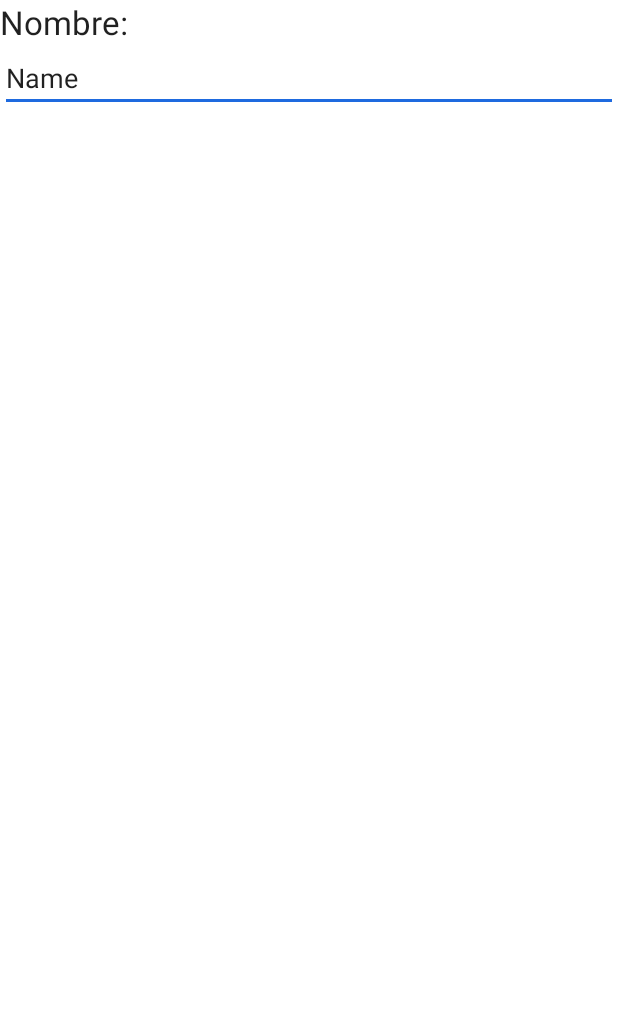
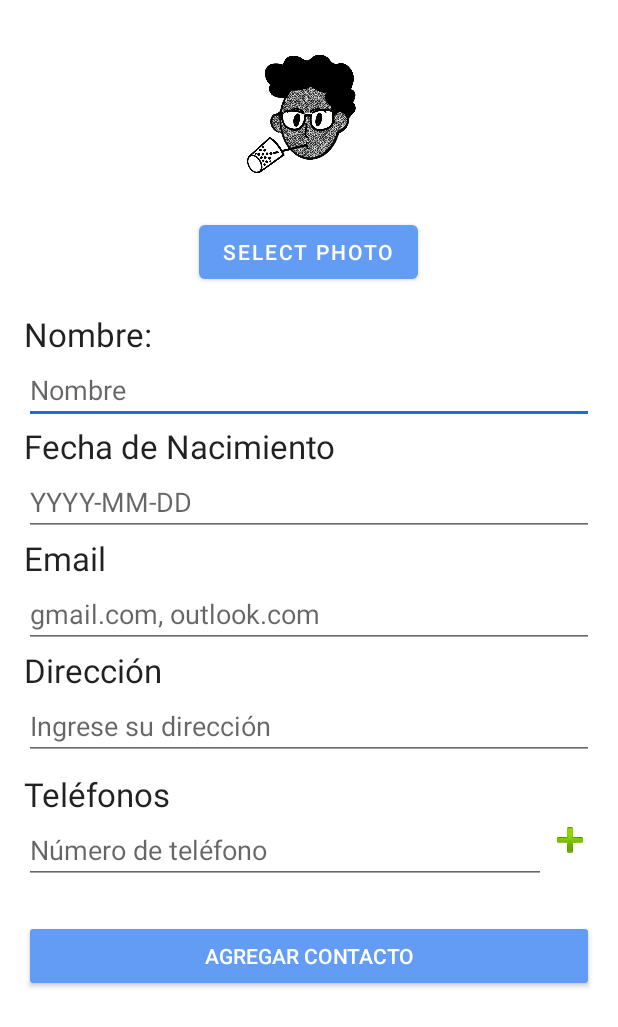
Before and after one commit to Rulas54/AgendaKotlin, an Android app: the fragment contacto_form shown on its own in the app's theme, on a phone screen of 412 x 824 dp. Shown: the top 1027 px of the screen. Run offline under Robolectric (Android 15) with nearby library versions, the phone set to English and light mode, and no system bars; pictures from the network do not load.

Commit message:
Contacto Add

```diff
--- a/app/src/main/java/udelp/edu/mx/agendakotlin/contacto_form.kt
+++ b/app/src/main/java/udelp/edu/mx/agendakotlin/contacto_form.kt
@@ -1,15 +1,36 @@
 package udelp.edu.mx.agendakotlin
 
 import android.os.Bundle
+import android.util.Log
 import androidx.fragment.app.Fragment
 import android.view.LayoutInflater
 import android.view.View
 import android.view.ViewGroup
+import android.widget.Button
+import android.widget.EditText
+import android.widget.ImageButton
+import android.widget.LinearLayout
+import android.widget.TextView
+import android.widget.Toast
+import retrofit2.Call
+import retrofit2.Callback
+import retrofit2.Response
+import udelp.edu.mx.agendakotlin.client.Clients
+import udelp.edu.mx.agendakotlin.databinding.FragmentContactoFormBinding
+import udelp.edu.mx.agendakotlin.databinding.FragmentTareasFormBinding
+import udelp.edu.mx.agendakotlin.model.Contacto
+import udelp.edu.mx.agendakotlin.model.Tarea
+import udelp.edu.mx.agendakotlin.service.ContactoService
+import udelp.edu.mx.agendakotlin.service.TareaService
+import java.text.SimpleDateFormat
+import java.util.Date
+import java.util.Locale
 
 // TODO: Rename parameter arguments, choose names that match
 // the fragment initialization parameters, e.g. ARG_ITEM_NUMBER
-private const val ARG_PARAM1 = "param1"
-private const val ARG_PARAM2 = "param2"
+
+
+
 
 /**
  * A simple [Fragment] subclass.
@@ -17,43 +38,131 @@ private const val ARG_PARAM2 = "param2"
  * create an instance of this fragment.
  */
 class contacto_form : Fragment() {
-    // TODO: Rename and change types of parameters
-    private var param1: String? = null
-    private var param2: String? = null
+    private lateinit var phoneNumbersContainer: LinearLayout
+    private lateinit var btnAddPhone: ImageButton
 
-    override fun onCreate(savedInstanceState: Bundle?) {
-        super.onCreate(savedInstanceState)
-        arguments?.let {
-            param1 = it.getString(ARG_PARAM1)
-            param2 = it.getString(ARG_PARAM2)
-        }
-    }
+    private var _binding: FragmentContactoFormBinding? = null
+    private val binding get() = _binding!!
 
     override fun onCreateView(
         inflater: LayoutInflater, container: ViewGroup?,
         savedInstanceState: Bundle?
     ): View? {
-        // Inflate the layout for this fragment
-        return inflater.inflate(R.layout.fragment_contacto_form, container, false)
+        _binding = FragmentContactoFormBinding.inflate(inflater, container, false)
+
+        // Inicializamos el contenedor de teléfonos y el botón utilizando binding
+        phoneNumbersContainer = binding.phoneNumbersContainer
+        btnAddPhone = binding.btnAddPhone
+
+        // Establecemos el listener para el botón "Agregar Teléfono"
+        btnAddPhone.setOnClickListener {
+            addPhoneField()
+        }
+
+        return binding.root
     }
 
-    companion object {
-        /**
-         * Use this factory method to create a new instance of
-         * this fragment using the provided parameters.
-         *
-         * @param param1 Parameter 1.
-         * @param param2 Parameter 2.
-         * @return A new instance of fragment contacto_form.
-         */
-        // TODO: Rename and change types and number of parameters
-        @JvmStatic
-        fun newInstance(param1: String, param2: String) =
-            contacto_form().apply {
-                arguments = Bundle().apply {
-                    putString(ARG_PARAM1, param1)
-                    putString(ARG_PARAM2, param2)
+
+    private fun addPhoneField() {
+        // Creamos un LinearLayout para contener tanto el campo de teléfono como el botón de eliminación
+        val phoneLayout = LinearLayout(context).apply {
+            orientation = LinearLayout.HORIZONTAL
+            layoutParams = LinearLayout.LayoutParams(
+                LinearLayout.LayoutParams.MATCH_PARENT,
+                LinearLayout.LayoutParams.WRAP_CONTENT
+            )
+        }
+
+        // Creamos un EditText para el teléfono
+        val editText = EditText(context).apply {
+            hint = "Número de teléfono"
+            layoutParams = LinearLayout.LayoutParams(
+                0,
+                LinearLayout.LayoutParams.WRAP_CONTENT,
+                1f  // Esto hará que el EditText ocupe el espacio disponible en el LinearLayout
+            ).apply {
+                setMargins(0, 8, 8, 8)  // Margen entre los campos
+            }
+            inputType = android.text.InputType.TYPE_CLASS_PHONE  // Tipo de campo para teléfono
+        }
+
+        // Creamos el botón de eliminación
+        val btnRemovePhone = ImageButton(context).apply {
+            setImageResource(android.R.drawable.ic_delete)  // Ícono de eliminación
+            contentDescription = "Eliminar teléfono"
+            layoutParams = LinearLayout.LayoutParams(
+                LinearLayout.LayoutParams.WRAP_CONTENT,
+                LinearLayout.LayoutParams.WRAP_CONTENT
+            ).apply {
+                setMargins(8, 8, 0, 8)  // Margen entre el campo de teléfono y el botón
+            }
+            setOnClickListener {
+                phoneNumbersContainer.removeView(phoneLayout)  // Eliminar el LinearLayout completo (campo + botón)
+            }
+        }
+
+        // Añadimos el EditText y el botón de eliminación al LinearLayout
+        phoneLayout.addView(editText)
+        phoneLayout.addView(btnRemovePhone)
+
+        // Añadimos el LinearLayout al contenedor de teléfonos
+        phoneNumbersContainer.addView(phoneLayout)
+    }
+
+
+    override fun onViewCreated(view: View, savedInstanceState: Bundle?) {
+        super.onViewCreated(view, savedInstanceState)
+
+
+        val date = SimpleDateFormat("yyyy-MM-dd", Locale.US).format(Date())
+        var contacto : Contacto = Contacto(null,"Rulas","2001-10-04","rulas@gmail.com","3318715804","fotos/rulas.jpg","Animas 16")
+        val api = Clients.instance(view.context).create(TareaService::class.java)
+
+
+
+        binding.btnAgregarContact.setOnClickListener {
+            val nombre : TextView = view.findViewById<TextView>(R.id.txtNombreContact)
+            val nacimiento : TextView = view.findViewById<TextView>(R.id.txtFechaNacimientoContact)
+            val correo : TextView = view.findViewById<TextView>(R.id.txtCorreoContact)
+            val direccion : TextView = view.findViewById<TextView>(R.id.txtDireccionContact)
+            //-----Telefono-----------------
+            val telefonos = mutableListOf<String>()
+            for (i in 0 until phoneNumbersContainer.childCount) {
+                val layout = phoneNumbersContainer.getChildAt(i) as LinearLayout
+                for (j in 0 until layout.childCount) {
+                    val viewInside = layout.getChildAt(j)
+                    if (viewInside is EditText) {
+                        val telefono = viewInside.text.toString().trim()
+                        if (telefono.isNotEmpty()) {
+                            telefonos.add(telefono)
+                        }
+                    }
                 }
             }
+
+            //------------------------------------------------------------------------------------
+            val date = SimpleDateFormat("yyyy-MM-dd", Locale.US).format(Date())
+            var contacto : Contacto = Contacto(null,nombre.text.toString(),nacimiento.text.toString(),correo.text.toString(),telefonos.joinToString(",")
+                ,"https://example.com/default-profile.jpg",direccion.text.toString())
+            val api = Clients.instance(view.context).create(ContactoService::class.java)
+
+            api.add(contacto).enqueue(object : Callback<Contacto> {
+                override fun onResponse(call: Call<Contacto>, response: Response<Contacto>) {
+                    if (response.isSuccessful) {
+                        Toast.makeText(context,"Contacto agregada",Toast.LENGTH_SHORT).show()
+                        Log.d("Tarea", response.body().toString())
+                    }
+                }
+
+                override fun onFailure(call: Call<Contacto?>, t: Throwable) {
+                    Log.e("Error", "Error en la API: ${t.message}", t)
+                }
+            })
+
+
+        }
+
     }
+
+
 }
--- a/app/src/main/res/layout/fragment_contacto_form.xml
+++ b/app/src/main/res/layout/fragment_contacto_form.xml
@@ -5,24 +5,142 @@
         xmlns:tools="http://schemas.android.com/tools"
         android:layout_width="match_parent"
         android:layout_height="match_parent"
+        android:padding="16dp"
         tools:context=".TareasFormFragment">
+
     <LinearLayout
             android:orientation="vertical"
             android:layout_width="match_parent"
             android:layout_height="wrap_content">
 
+        <!-- Profile Picture Section -->
+        <LinearLayout
+                android:layout_width="match_parent"
+                android:layout_height="wrap_content"
+                android:orientation="vertical"
+                android:gravity="center"
+                android:layout_marginBottom="16dp">
 
+            <ImageView
+                    android:id="@+id/ivProfile"
+                    android:layout_width="120dp"
+                    android:layout_height="120dp"
+                    android:src="@drawable/notionportrait"
+                    android:contentDescription="Profile picture"
+                    android:scaleType="centerCrop"
+                    android:background="@android:color/darker_gray"/>
+
+            <Button
+                    android:id="@+id/btnSelectPhoto"
+                    android:layout_width="wrap_content"
+                    android:layout_height="wrap_content"
+                    android:text="Select Photo"
+                    android:layout_marginTop="8dp"/>
+        </LinearLayout>
+
+        <!-- Name Field -->
         <TextView
                 android:text="Nombre:"
                 android:layout_width="wrap_content"
-                android:layout_height="wrap_content" android:layout_weight="1"
+                android:layout_height="wrap_content"
                 android:textAppearance="@style/TextAppearance.AppCompat.Large"/>
         <EditText
                 android:layout_width="match_parent"
                 android:layout_height="wrap_content"
                 android:inputType="text"
-                android:text="Name"
                 android:ems="10"
-                android:id="@+id/txtNombreContact" android:layout_weight="1"/>
+                android:id="@+id/txtNombreContact"
+                android:hint="Nombre"/>
+
+        <!-- Birth Date Field -->
+        <TextView
+                android:text="Fecha de Nacimiento"
+                android:layout_width="match_parent"
+                android:layout_height="wrap_content"
+                android:id="@+id/textView3"
+                android:textAppearance="@style/TextAppearance.AppCompat.Large"/>
+        <EditText
+                android:layout_width="match_parent"
+                android:layout_height="wrap_content"
+                android:inputType="text"
+                android:ems="10"
+                android:id="@+id/txtFechaNacimientoContact"
+                android:hint="YYYY-MM-DD"/>
+
+        <!-- Email Field -->
+        <TextView
+                android:text="Email"
+                android:layout_width="match_parent"
+                android:layout_height="wrap_content"
+                android:id="@+id/textView7"
+                android:textAppearance="@style/TextAppearance.AppCompat.Large"/>
+        <EditText
+                android:layout_width="match_parent"
+                android:layout_height="wrap_content"
+                android:inputType="textEmailAddress"
+                android:ems="10"
+                android:id="@+id/txtCorreoContact"
+                android:hint="gmail.com, outlook.com"/>
+
+        <!-- Address Field -->
+        <TextView
+                android:text="Dirección"
+                android:layout_width="match_parent"
+                android:layout_height="wrap_content"
+                android:textAppearance="@style/TextAppearance.AppCompat.Large"/>
+        <EditText
+                android:layout_width="match_parent"
+                android:layout_height="wrap_content"
+                android:inputType="textPostalAddress"
+                android:ems="10"
+                android:id="@+id/txtDireccionContact"
+                android:hint="Ingrese su dirección"/>
+
+        <!-- Phone Numbers Section -->
+        <TextView
+                android:text="Teléfonos"
+                android:layout_width="match_parent"
+                android:layout_height="wrap_content"
+                android:textAppearance="@style/TextAppearance.AppCompat.Large"
+                android:layout_marginTop="8dp"/>
+
+        <LinearLayout
+                android:id="@+id/phoneNumbersContainer"
+                android:layout_width="match_parent"
+                android:layout_height="wrap_content"
+                android:orientation="vertical">
+
+            <!-- Initial phone number field -->
+            <LinearLayout
+                    android:layout_width="match_parent"
+                    android:layout_height="wrap_content"
+                    android:orientation="horizontal">
+
+                <EditText
+                        android:id="@+id/etPhone1"
+                        android:layout_width="0dp"
+                        android:layout_height="wrap_content"
+                        android:layout_weight="1"
+                        android:inputType="phone"
+                        android:hint="Número de teléfono"/>
+
+                <ImageButton
+                        android:id="@+id/btnAddPhone"
+                        android:layout_width="wrap_content"
+                        android:layout_height="wrap_content"
+                        android:src="@android:drawable/ic_input_add"
+                        android:contentDescription="Add phone number"
+                        android:background="?attr/selectableItemBackgroundBorderless"/>
+            </LinearLayout>
+        </LinearLayout>
+
+        <!-- Submit Button -->
+        <Button
+                android:id="@+id/btnAgregarContact"
+                android:layout_width="match_parent"
+                android:layout_height="wrap_content"
+                android:text="Agregar Contacto"
+                android:layout_marginTop="24dp"
+                style="@style/Widget.AppCompat.Button.Colored"/>
     </LinearLayout>
 </androidx.core.widget.NestedScrollView>
```
Also changed, not shown: app/src/main/java/udelp/edu/mx/agendakotlin/ContactoFragment.kt (+7 -0 lines).
